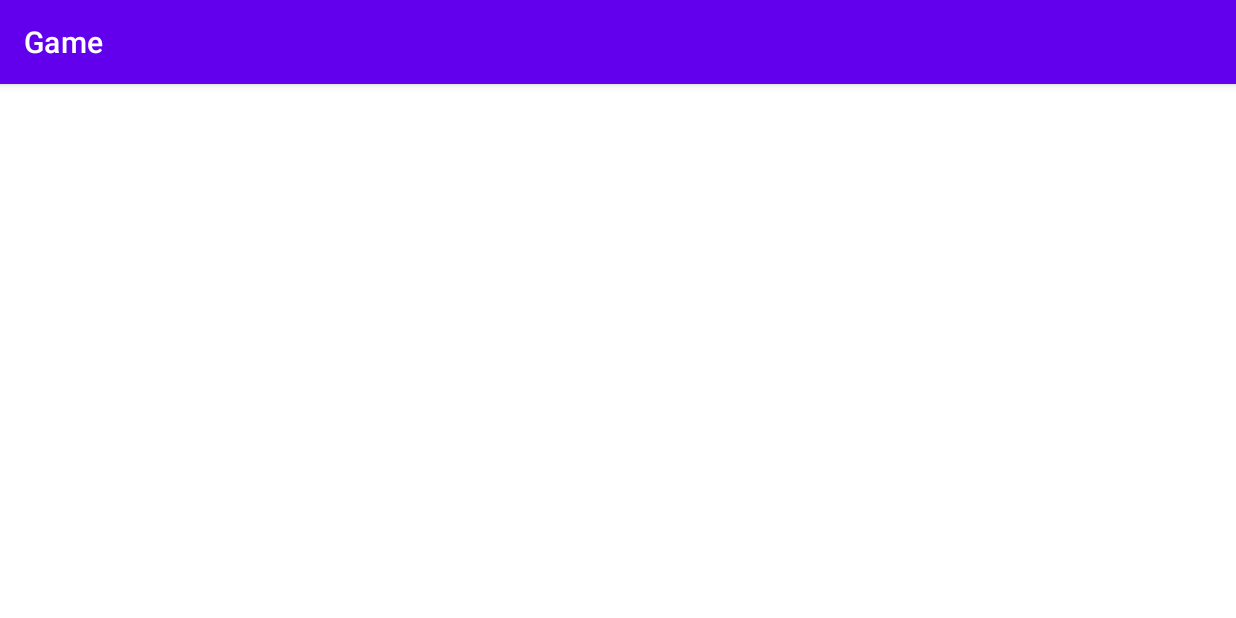
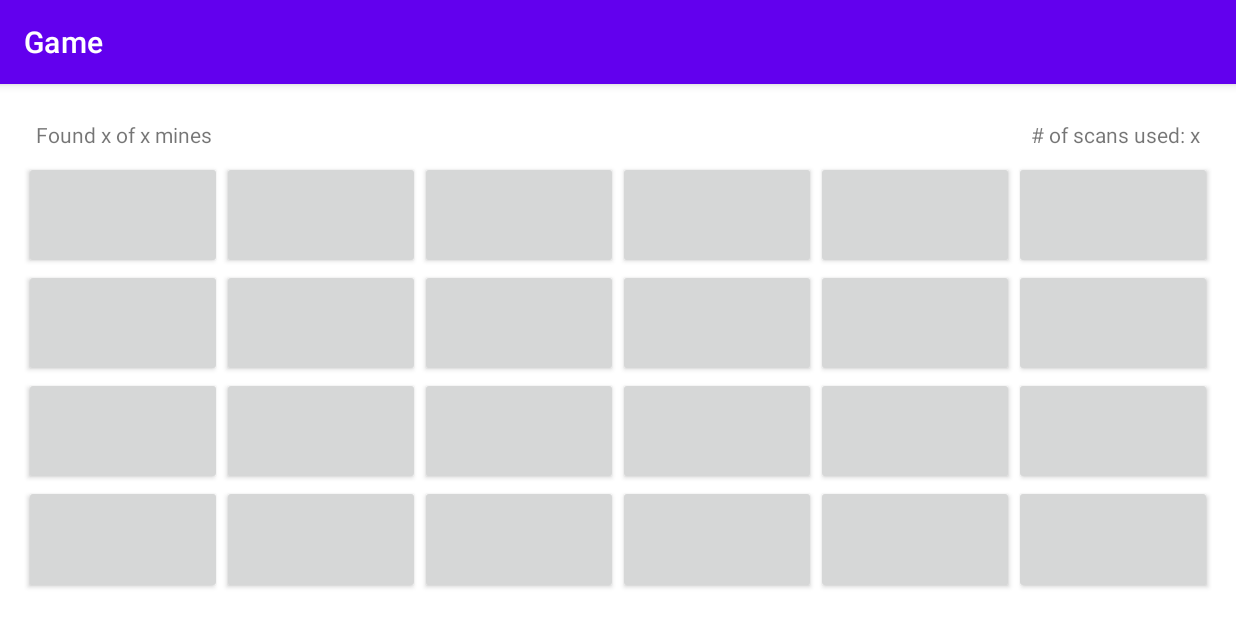
Before and after one commit to Maiquey/Sweepminer, an Android app: the GameActivity screen opened directly, with no data from a screen before it, on a phone screen of 824 x 412 dp (held sideways). Run offline under Robolectric (Android 15) with nearby library versions, the phone set to English and light mode, and no system bars; our stand-ins replace navigation-ui.

Commit message:
Implement baseline model.
Implement game logic. Implement GameActivity interaction with model classes to produce playable game.

```diff
--- a/app/src/main/java/ca/cmpt276/as3/GameActivity.java
+++ b/app/src/main/java/ca/cmpt276/as3/GameActivity.java
@@ -4,20 +4,29 @@ import android.content.Context;
 import android.content.Intent;
 import android.os.Bundle;
 
-import com.google.android.material.snackbar.Snackbar;
-
 import androidx.appcompat.app.AppCompatActivity;
 
 import android.view.View;
+import android.widget.Button;
+import android.widget.TableLayout;
+import android.widget.TableRow;
+import android.widget.Toast;
 
-import androidx.navigation.NavController;
-import androidx.navigation.Navigation;
 import androidx.navigation.ui.AppBarConfiguration;
-import androidx.navigation.ui.NavigationUI;
 
 import ca.cmpt276.as3.databinding.ActivityGameBinding;
+import ca.cmpt276.as3.model.Cell;
+import ca.cmpt276.as3.model.GameManager;
+import ca.cmpt276.as3.model.OptionsData;
 
 public class GameActivity extends AppCompatActivity {
+
+    private int numRows;
+    private int numCols;
+    private OptionsData optionsData;
+    private GameManager gameManager;
+
+    private Button buttons[][];
 
     private AppBarConfiguration appBarConfiguration;
     private ActivityGameBinding binding;
@@ -36,6 +45,92 @@ public class GameActivity extends AppCompatActivity {
 
         setSupportActionBar(binding.toolbar);
 
+        optionsData = OptionsData.getInstance();
+
+        gameManager = new GameManager(optionsData.getRows(),
+                                        optionsData.getColumns(),
+                                        optionsData.getNumOfMines());
+
+        numRows = optionsData.getRows();
+        numCols = optionsData.getColumns();
+
+        buttons = new Button[numRows][numCols];
+
+        populateGrid();
+    }
+
+    private void populateGrid() {
+        TableLayout table = (TableLayout) findViewById(R.id.table_cell_grid);
+
+        for (int row = 0; row < numRows; row++){
+
+            TableRow tableRow = new TableRow(this);
+            tableRow.setLayoutParams(new TableLayout.LayoutParams(
+                    TableLayout.LayoutParams.MATCH_PARENT,
+                    TableLayout.LayoutParams.MATCH_PARENT,
+                    1.0f));
+            table.addView(tableRow);
+
+            for (int col = 0; col < numCols; col++){
+
+                final int FINAL_COL = col;
+                final int FINAL_ROW = row;
+
+                Button button = new Button(this);
+                button.setLayoutParams(new TableRow.LayoutParams(
+                        TableRow.LayoutParams.MATCH_PARENT,
+                        TableRow.LayoutParams.MATCH_PARENT,
+                        1.0f));
+
+                Cell gameCell = gameManager.getCell(row, col);
+                if (gameCell.isScanned()){
+                    button.setText("" + gameCell.getNearbyHidden());
+                }
+
+                button.setOnClickListener(new View.OnClickListener() {
+                    @Override
+                    public void onClick(View view) {
+                        gridButtonClicked(FINAL_COL, FINAL_ROW);
+                    }
+                });
+
+                tableRow.addView(button);
+                buttons[row][col] = button;
+
+                if (gameCell.isMineRevealed()){
+                    button.setBackgroundResource(R.drawable.ic_baseline_auto_graph_24);
+                }
+
+            }
+        }
+    }
+
+    private void gridButtonClicked(int col, int row) {
+        gameManager.cellClicked(col, row);
+        updateGrid();
+    }
+
+    private void updateGrid() {
+        for (int row = 0; row < numRows; row++){
+            for (int col = 0; col < numCols; col++){
+
+                //final int FINAL_COL = col;
+                //final int FINAL_ROW = row;
+
+                Button button = buttons[row][col];
+
+                Cell gameCell = gameManager.getCell(row, col);
+
+                if (gameCell.isScanned()){
+                    button.setText("" + gameCell.getNearbyHidden());
+                }
+
+                if (gameCell.isMineRevealed()){
+                    button.setBackgroundResource(R.drawable.ic_baseline_auto_graph_24);
+                }
+
+            }
+        }
     }
 
 
--- a/app/src/main/java/ca/cmpt276/as3/model/Cell.java
+++ b/app/src/main/java/ca/cmpt276/as3/model/Cell.java
@@ -4,4 +4,39 @@ public class Cell {
     private boolean hasMine;
     private boolean mineRevealed;
     private boolean isScanned;
+    private int nearbyHidden;
+
+    public Cell(boolean hasMine) {
+        this.hasMine = hasMine;
+        this.mineRevealed = false;
+        this.isScanned = false;
+    }
+
+    public boolean hasMine() {
+        return hasMine;
+    }
+
+    public boolean isMineRevealed() {
+        return mineRevealed;
+    }
+
+    public boolean isScanned() {
+        return isScanned;
+    }
+
+    public int getNearbyHidden() {
+        return nearbyHidden;
+    }
+
+    public void setMineRevealed(boolean mineRevealed) {
+        this.mineRevealed = mineRevealed;
+    }
+
+    public void setScanned(boolean scanned) {
+        isScanned = scanned;
+    }
+
+    public void setNearbyHidden(int nearbyHidden) {
+        this.nearbyHidden = nearbyHidden;
+    }
 }
--- a/app/src/main/java/ca/cmpt276/as3/model/GameManager.java
+++ b/app/src/main/java/ca/cmpt276/as3/model/GameManager.java
@@ -1,9 +1,90 @@
 package ca.cmpt276.as3.model;
 
 import java.util.ArrayList;
+import java.util.Collections;
 
 public class GameManager {
-    private ArrayList<Cell> cellGrid;
+    private ArrayList<Cell> initList;
+    private Cell cellGrid[][];
     private int totalMines;
     private int numOfMinesRevealed;
+    private int gridRows;
+    private int gridCols;
+
+    public GameManager(int numRows, int numCols, int numOfMines) {
+        this.totalMines = numOfMines;
+        this.numOfMinesRevealed = 0;
+        this.cellGrid = new Cell[numRows][numCols];
+        this.gridRows = numRows;
+        this.gridCols = numCols;
+
+        //populate cellGrid
+        this.initList = new ArrayList<Cell>();
+        int minesInserted = 0;
+        for (int i = 0; i < (numRows * numCols); i++){
+            if (minesInserted < totalMines){
+                initList.add(new Cell(true));
+                minesInserted++;
+            }
+            else{
+                initList.add(new Cell(false));
+            }
+        }
+
+        Collections.shuffle(initList);
+
+        int initIndex = 0;
+        for (int row = 0; row < numRows; row++){
+            for (int col = 0; col < numCols; col++){
+                cellGrid[row][col] = initList.get(initIndex);
+                initIndex++;
+            }
+        }
+    }
+
+    public void cellClicked(int col, int row){
+        Cell cell = cellGrid[row][col];
+        if (cell.hasMine() && !cell.isMineRevealed()){
+            cell.setMineRevealed(true);
+            numOfMinesRevealed++;
+            updateScanners();
+        }
+        else{
+            cell.setScanned(true);
+            updateNearbyMines(col, row);
+        }
+    }
+
+    private void updateScanners() {
+        for (int row = 0; row < gridRows; row++){
+            for (int col = 0; col < gridCols; col++){
+                updateNearbyMines(col, row);
+            }
+        }
+    }
+
+    private void updateNearbyMines(int col, int row) {
+        Cell cell;
+        int mineCount = 0;
+        for (int i = 0; i < gridCols; i++){
+            cell = cellGrid[row][i];
+            if (cell.hasMine() && !cell.isMineRevealed()){
+                mineCount++;
+            }
+        }
+        for (int i = 0; i < gridRows; i++){
+            cell = cellGrid[i][col];
+            if (cell.hasMine() && !cell.isMineRevealed()){
+                mineCount++;
+            }
+        }
+        cell = cellGrid[row][col];
+        if (cell.isScanned()){
+            cell.setNearbyHidden(mineCount);
+        }
+    }
+
+    public Cell getCell(int row, int col){
+        return cellGrid[row][col];
+    }
 }
--- a/app/src/main/java/ca/cmpt276/as3/model/OptionsData.java
+++ b/app/src/main/java/ca/cmpt276/as3/model/OptionsData.java
@@ -21,4 +21,16 @@ public class OptionsData {
         }
         return instance;
     }
+
+    public int getRows() {
+        return rows;
+    }
+
+    public int getColumns() {
+        return columns;
+    }
+
+    public int getNumOfMines() {
+        return numOfMines;
+    }
 }
--- /dev/null
+++ b/app/src/main/res/drawable/ic_baseline_auto_graph_24.xml
@@ -0,0 +1,10 @@
+<vector xmlns:android="http://schemas.android.com/apk/res/android"
+    android:width="24dp"
+    android:height="24dp"
+    android:viewportWidth="24"
+    android:viewportHeight="24"
+    android:tint="?attr/colorControlNormal">
+  <path
+      android:fillColor="@android:color/white"
+      android:pathData="M14.06,9.94L12,9l2.06,-0.94L15,6l0.94,2.06L18,9l-2.06,0.94L15,12L14.06,9.94zM4,14l0.94,-2.06L7,11l-2.06,-0.94L4,8l-0.94,2.06L1,11l2.06,0.94L4,14zM8.5,9l1.09,-2.41L12,5.5L9.59,4.41L8.5,2L7.41,4.41L5,5.5l2.41,1.09L8.5,9zM4.5,20.5l6,-6.01l4,4L23,8.93l-1.41,-1.41l-7.09,7.97l-4,-4L3,19L4.5,20.5z"/>
+</vector>
--- a/app/src/main/res/layout/content_game.xml
+++ b/app/src/main/res/layout/content_game.xml
@@ -1,6 +1,7 @@
 <?xml version="1.0" encoding="utf-8"?>
 <androidx.constraintlayout.widget.ConstraintLayout xmlns:android="http://schemas.android.com/apk/res/android"
     xmlns:app="http://schemas.android.com/apk/res-auto"
+    xmlns:tools="http://schemas.android.com/tools"
     android:layout_width="match_parent"
     android:layout_height="match_parent"
     app:layout_behavior="@string/appbar_scrolling_view_behavior">
@@ -15,4 +16,45 @@
         app:layout_constraintLeft_toLeftOf="parent"
         app:layout_constraintRight_toRightOf="parent"
         app:layout_constraintTop_toTopOf="parent" />
+
+    <TextView
+        android:id="@+id/text_mines_found"
+        android:layout_width="wrap_content"
+        android:layout_height="wrap_content"
+        android:layout_marginStart="24dp"
+        android:layout_marginTop="24dp"
+        android:text="Found x of x mines"
+        app:layout_constraintStart_toStartOf="parent"
+        app:layout_constraintTop_toTopOf="parent" />
+
+    <TextView
+        android:id="@+id/text_num_of_scans"
+        android:layout_width="wrap_content"
+        android:layout_height="wrap_content"
+        android:layout_marginTop="24dp"
+        android:layout_marginEnd="24dp"
+        android:text="# of scans used: x"
+        app:layout_constraintEnd_toEndOf="parent"
+        app:layout_constraintTop_toTopOf="parent" />
+
+    <TableLayout
+        android:id="@+id/table_cell_grid"
+        android:layout_width="0dp"
+        android:layout_height="0dp"
+        android:layout_below="@+id/text_mines_found"
+        android:layout_alignLeft="@+id/text_mines_found"
+        android:layout_marginStart="16dp"
+        android:layout_marginLeft="16dp"
+        android:layout_marginTop="8dp"
+        android:layout_marginEnd="16dp"
+        android:layout_marginRight="16dp"
+        android:layout_marginBottom="16dp"
+        android:stretchColumns="*"
+        app:layout_constraintBottom_toBottomOf="@+id/nav_host_fragment_content_game"
+        app:layout_constraintEnd_toEndOf="@+id/nav_host_fragment_content_game"
+        app:layout_constraintStart_toStartOf="@+id/nav_host_fragment_content_game"
+        app:layout_constraintTop_toBottomOf="@+id/text_mines_found">
+
+    </TableLayout>
+
 </androidx.constraintlayout.widget.ConstraintLayout>
```
